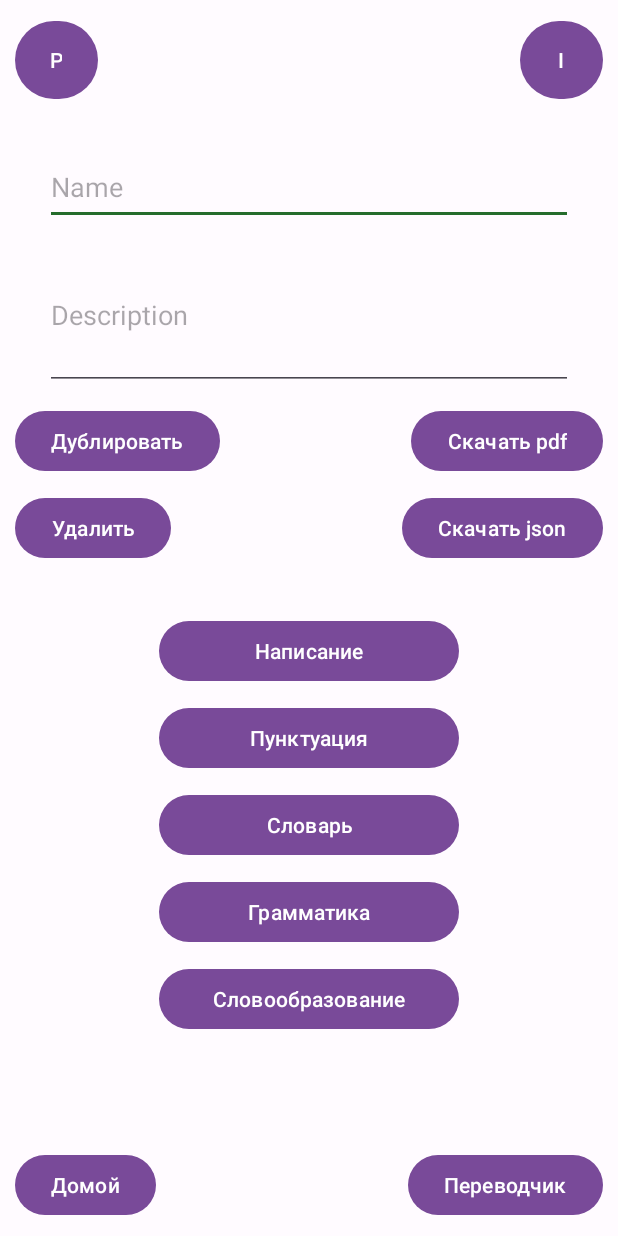
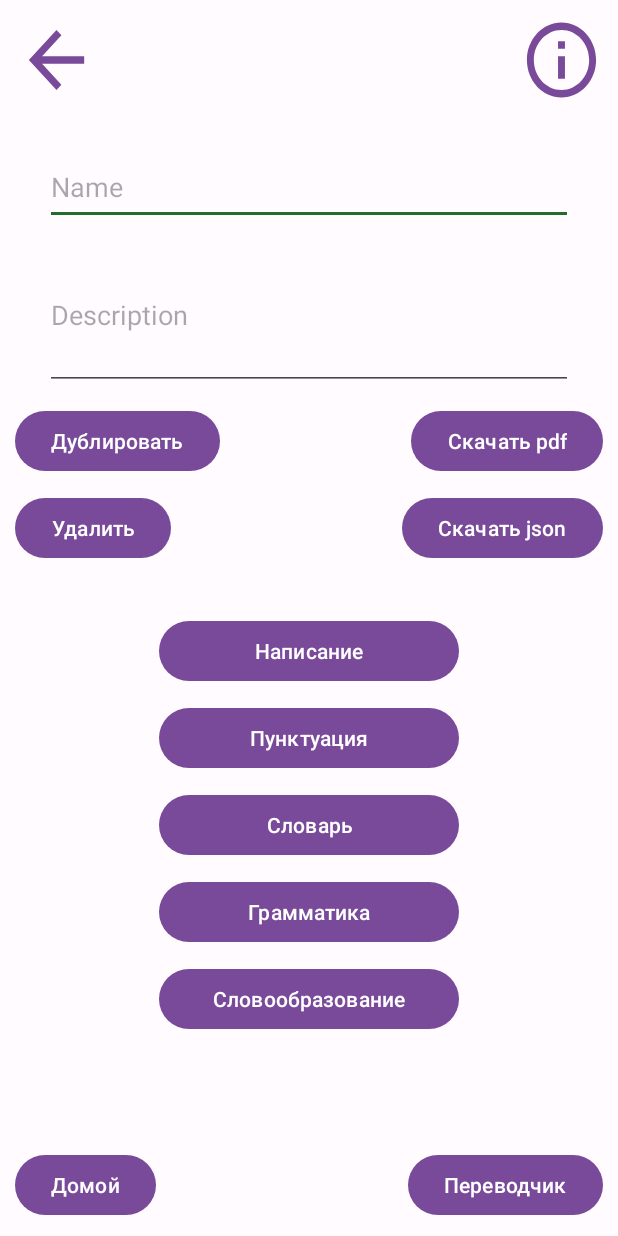
Before and after one commit to in-the-neon-sunrise/LavenderLang, an Android app: the LanguageActivity screen opened directly, with no data from a screen before it, on a phone screen of 412 x 824 dp. Run offline under Robolectric (Android 15) with nearby library versions, the phone set to English and light mode, and no system bars; libraries missing offline, so code that uses them is left out: com.anggrayudi.storage, com.chaquo.python; 1 statement that could not run was skipped.

Commit message:
minor changes: pretty top menu buttons

```diff
--- /dev/null
+++ b/app/src/main/res/drawable/arrow_back.xml
@@ -0,0 +1,9 @@
+<vector xmlns:android="http://schemas.android.com/apk/res/android"
+    android:width="24dp"
+    android:height="24dp"
+    android:viewportWidth="24"
+    android:viewportHeight="24">
+  <path
+      android:pathData="M20,11H7.83l5.59,-5.59L12,4l-8,8 8,8 1.41,-1.41L7.83,13H20v-2z"
+      android:fillColor="#000000"/>
+</vector>
--- /dev/null
+++ b/app/src/main/res/drawable/info.xml
@@ -0,0 +1,9 @@
+<vector xmlns:android="http://schemas.android.com/apk/res/android"
+    android:width="24dp"
+    android:height="24dp"
+    android:viewportWidth="24"
+    android:viewportHeight="24">
+  <path
+      android:pathData="M11,7h2v2h-2zM11,11h2v6h-2zM12,2C6.48,2 2,6.48 2,12s4.48,10 10,10 10,-4.48 10,-10S17.52,2 12,2zM12,20c-4.41,0 -8,-3.59 -8,-8s3.59,-8 8,-8 8,3.59 8,8 -3.59,8 -8,8z"
+      android:fillColor="#000000"/>
+</vector>
--- a/app/src/main/res/layout/dictionary_activity.xml
+++ b/app/src/main/res/layout/dictionary_activity.xml
@@ -12,7 +12,7 @@
         android:layout_height="60dp"
         android:layout_marginTop="10dp"
         android:layout_marginEnd="10dp"
-        android:text="@string/i"
+        android:background="@drawable/info"
         app:layout_constraintEnd_toEndOf="parent"
         app:layout_constraintTop_toTopOf="parent" />
 
@@ -22,7 +22,7 @@
         android:layout_height="60dp"
         android:layout_marginStart="10dp"
         android:layout_marginTop="10dp"
-        android:text="@string/p"
+        android:background="@drawable/arrow_back"
         app:layout_constraintStart_toStartOf="parent"
         app:layout_constraintTop_toTopOf="parent" />
 
--- a/app/src/main/res/layout/fragment_top_menu.xml
+++ b/app/src/main/res/layout/fragment_top_menu.xml
@@ -13,7 +13,7 @@
         android:layout_height="60dp"
         android:layout_marginTop="10dp"
         android:layout_marginEnd="10dp"
-        android:text="@string/i"
+        android:background="@drawable/info"
         app:layout_constraintEnd_toEndOf="parent"
         app:layout_constraintTop_toTopOf="parent" />
 
@@ -23,7 +23,7 @@
         android:layout_height="60dp"
         android:layout_marginStart="10dp"
         android:layout_marginTop="10dp"
-        android:text="@string/p"
+        android:background="@drawable/arrow_back"
         app:layout_constraintStart_toStartOf="parent"
         app:layout_constraintTop_toTopOf="parent" />
 
--- a/app/src/main/res/layout/grammar_activity.xml
+++ b/app/src/main/res/layout/grammar_activity.xml
@@ -12,7 +12,7 @@
         android:layout_height="60dp"
         android:layout_marginTop="10dp"
         android:layout_marginEnd="10dp"
-        android:text="@string/i"
+        android:background="@drawable/info"
         app:layout_constraintEnd_toEndOf="parent"
         app:layout_constraintTop_toTopOf="parent" />
 
@@ -22,7 +22,7 @@
         android:layout_height="60dp"
         android:layout_marginStart="10dp"
         android:layout_marginTop="10dp"
-        android:text="@string/p"
+        android:background="@drawable/arrow_back"
         app:layout_constraintStart_toStartOf="parent"
         app:layout_constraintTop_toTopOf="parent" />
 
--- a/app/src/main/res/layout/grammar_rule_activity.xml
+++ b/app/src/main/res/layout/grammar_rule_activity.xml
@@ -13,7 +13,7 @@
         android:layout_height="60dp"
         android:layout_marginTop="10dp"
         android:layout_marginEnd="10dp"
-        android:text="@string/i"
+        android:background="@drawable/info"
         app:layout_constraintEnd_toEndOf="parent"
         app:layout_constraintTop_toTopOf="parent" />
 
@@ -23,7 +23,7 @@
         android:layout_height="60dp"
         android:layout_marginStart="10dp"
         android:layout_marginTop="10dp"
-        android:text="@string/p"
+        android:background="@drawable/arrow_back"
         app:layout_constraintStart_toStartOf="parent"
         app:layout_constraintTop_toTopOf="parent" />
 
--- a/app/src/main/res/layout/information_activity.xml
+++ b/app/src/main/res/layout/information_activity.xml
@@ -12,7 +12,7 @@
         android:layout_height="60dp"
         android:layout_marginStart="10dp"
         android:layout_marginTop="10dp"
-        android:text="@string/p"
+        android:background="@drawable/arrow_back"
         app:layout_constraintStart_toStartOf="parent"
         app:layout_constraintTop_toTopOf="parent" />
 
--- a/app/src/main/res/layout/instruction_activity.xml
+++ b/app/src/main/res/layout/instruction_activity.xml
@@ -12,7 +12,7 @@
         android:layout_height="60dp"
         android:layout_marginStart="10dp"
         android:layout_marginTop="10dp"
-        android:text="@string/p"
+        android:background="@drawable/arrow_back"
         app:layout_constraintStart_toStartOf="parent"
         app:layout_constraintTop_toTopOf="parent" />
 
--- a/app/src/main/res/layout/language_activity.xml
+++ b/app/src/main/res/layout/language_activity.xml
@@ -15,7 +15,7 @@
         android:layout_height="60dp"
         android:layout_marginTop="10dp"
         android:layout_marginEnd="10dp"
-        android:text="@string/i"
+        android:background="@drawable/info"
         app:layout_constraintEnd_toEndOf="parent"
         app:layout_constraintTop_toTopOf="parent" />
 
@@ -25,7 +25,7 @@
         android:layout_height="60dp"
         android:layout_marginStart="10dp"
         android:layout_marginTop="10dp"
-        android:text="@string/p"
+        android:background="@drawable/arrow_back"
         app:layout_constraintStart_toStartOf="parent"
         app:layout_constraintTop_toTopOf="parent" />
 
--- a/app/src/main/res/layout/load_language_activity.xml
+++ b/app/src/main/res/layout/load_language_activity.xml
@@ -12,7 +12,7 @@
         android:layout_height="60dp"
         android:layout_marginTop="10dp"
         android:layout_marginEnd="10dp"
-        android:text="@string/i"
+        android:background="@drawable/info"
         app:layout_constraintEnd_toEndOf="parent"
         app:layout_constraintTop_toTopOf="parent" />
 
@@ -22,7 +22,7 @@
         android:layout_height="60dp"
         android:layout_marginStart="10dp"
         android:layout_marginTop="10dp"
-        android:text="@string/p"
+        android:background="@drawable/arrow_back"
         app:layout_constraintStart_toStartOf="parent"
         app:layout_constraintTop_toTopOf="parent" />
 
--- a/app/src/main/res/layout/punctuation_activity.xml
+++ b/app/src/main/res/layout/punctuation_activity.xml
@@ -12,7 +12,7 @@
         android:layout_height="60dp"
         android:layout_marginTop="10dp"
         android:layout_marginEnd="10dp"
-        android:text="@string/i"
+        android:background="@drawable/info"
         app:layout_constraintEnd_toEndOf="parent"
         app:layout_constraintTop_toTopOf="parent" />
 
@@ -22,7 +22,7 @@
         android:layout_height="60dp"
         android:layout_marginStart="10dp"
         android:layout_marginTop="10dp"
-        android:text="@string/p"
+        android:background="@drawable/arrow_back"
         app:layout_constraintStart_toStartOf="parent"
         app:layout_constraintTop_toTopOf="parent" />
 
--- a/app/src/main/res/layout/start_activity.xml
+++ b/app/src/main/res/layout/start_activity.xml
@@ -12,7 +12,7 @@
         android:layout_height="60dp"
         android:layout_marginTop="10dp"
         android:layout_marginEnd="10dp"
-        android:text="@string/i"
+        android:background="@drawable/info"
         app:layout_constraintEnd_toEndOf="parent"
         app:layout_constraintTop_toTopOf="parent" />
 
--- a/app/src/main/res/layout/translator_activity.xml
+++ b/app/src/main/res/layout/translator_activity.xml
@@ -11,7 +11,7 @@
         android:layout_height="60dp"
         android:layout_marginTop="10dp"
         android:layout_marginEnd="10dp"
-        android:text="@string/i"
+        android:background="@drawable/info"
         app:layout_constraintEnd_toEndOf="parent"
         app:layout_constraintTop_toTopOf="parent" />
 
@@ -21,7 +21,7 @@
         android:layout_height="60dp"
         android:layout_marginStart="10dp"
         android:layout_marginTop="10dp"
-        android:text="@string/p"
+        android:background="@drawable/arrow_back"
         app:layout_constraintStart_toStartOf="parent"
         app:layout_constraintTop_toTopOf="parent" />
 
--- a/app/src/main/res/layout/word_activity.xml
+++ b/app/src/main/res/layout/word_activity.xml
@@ -13,7 +13,7 @@
         android:layout_height="60dp"
         android:layout_marginTop="10dp"
         android:layout_marginEnd="10dp"
-        android:text="@string/i"
+        android:background="@drawable/info"
         app:layout_constraintEnd_toEndOf="parent"
         app:layout_constraintTop_toTopOf="parent" />
 
@@ -23,7 +23,7 @@
         android:layout_height="60dp"
         android:layout_marginStart="10dp"
         android:layout_marginTop="10dp"
-        android:text="@string/p"
+        android:background="@drawable/arrow_back"
         app:layout_constraintStart_toStartOf="parent"
         app:layout_constraintTop_toTopOf="parent" />
 
--- a/app/src/main/res/layout/word_formation_activity.xml
+++ b/app/src/main/res/layout/word_formation_activity.xml
@@ -11,7 +11,7 @@
         android:layout_height="60dp"
         android:layout_marginTop="10dp"
         android:layout_marginEnd="10dp"
-        android:text="@string/i"
+        android:background="@drawable/info"
         app:layout_constraintEnd_toEndOf="parent"
         app:layout_constraintTop_toTopOf="parent" />
 
@@ -21,7 +21,7 @@
         android:layout_height="60dp"
         android:layout_marginStart="10dp"
         android:layout_marginTop="10dp"
-        android:text="@string/p"
+        android:background="@drawable/arrow_back"
         app:layout_constraintStart_toStartOf="parent"
         app:layout_constraintTop_toTopOf="parent" />
 
--- a/app/src/main/res/layout/word_formation_rule_activity.xml
+++ b/app/src/main/res/layout/word_formation_rule_activity.xml
@@ -12,7 +12,7 @@
         android:layout_height="60dp"
         android:layout_marginTop="10dp"
         android:layout_marginEnd="10dp"
-        android:text="@string/i"
+        android:background="@drawable/info"
         app:layout_constraintEnd_toEndOf="parent"
         app:layout_constraintTop_toTopOf="parent" />
 
@@ -22,7 +22,7 @@
         android:layout_height="60dp"
         android:layout_marginStart="10dp"
         android:layout_marginTop="10dp"
-        android:text="@string/p"
+        android:background="@drawable/arrow_back"
         app:layout_constraintStart_toStartOf="parent"
         app:layout_constraintTop_toTopOf="parent" />
 
--- a/app/src/main/res/layout/writing_activity.xml
+++ b/app/src/main/res/layout/writing_activity.xml
@@ -13,7 +13,7 @@
         android:layout_height="60dp"
         android:layout_marginTop="10dp"
         android:layout_marginEnd="10dp"
-        android:text="@string/i"
+        android:background="@drawable/info"
         app:layout_constraintEnd_toEndOf="parent"
         app:layout_constraintTop_toTopOf="parent" />
 
@@ -23,7 +23,7 @@
         android:layout_height="60dp"
         android:layout_marginStart="10dp"
         android:layout_marginTop="10dp"
-        android:text="@string/p"
+        android:background="@drawable/arrow_back"
         app:layout_constraintStart_toStartOf="parent"
         app:layout_constraintTop_toTopOf="parent" />
 
```
